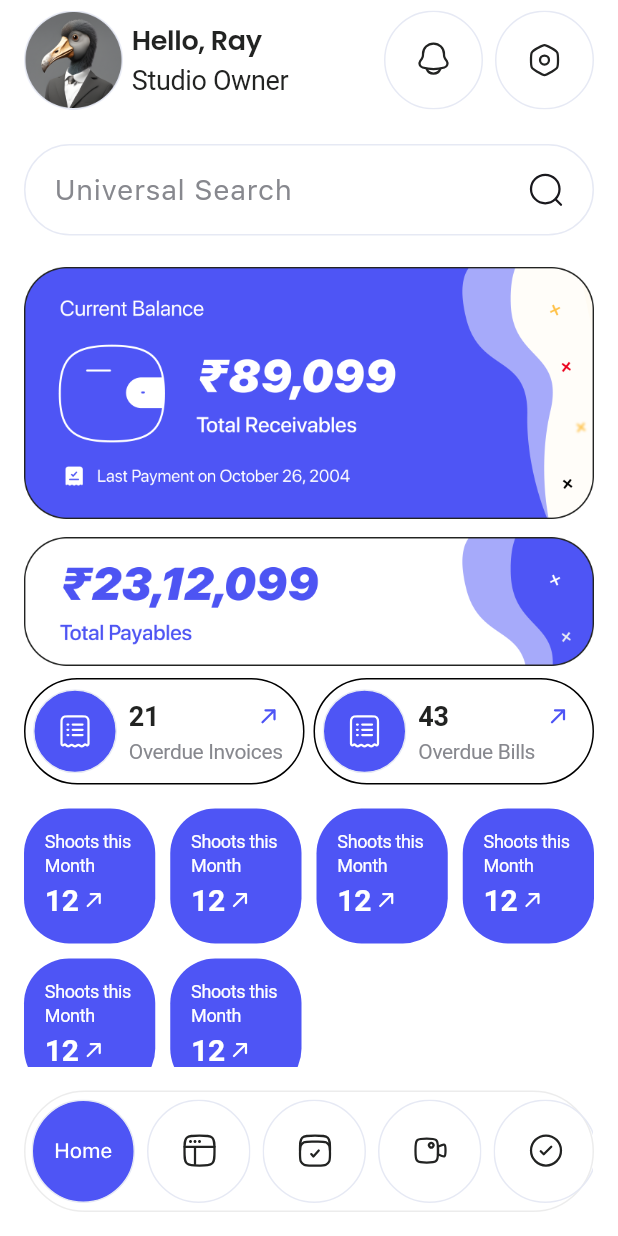
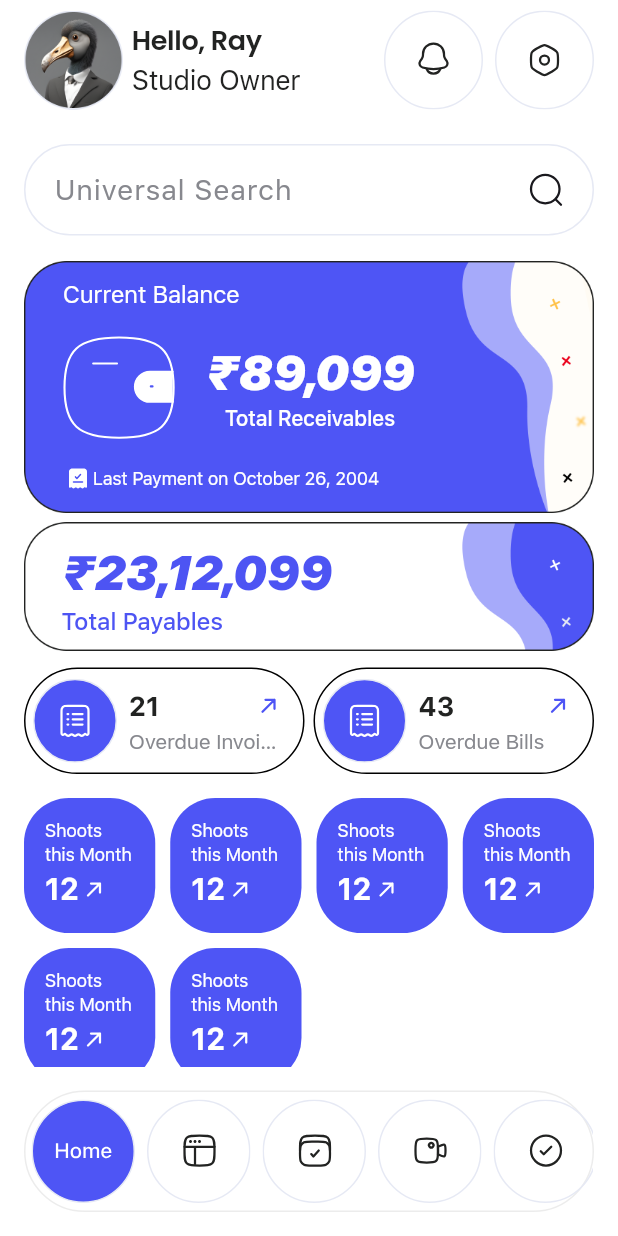
Before and after one commit to KhuntJenish/streamline, a Flutter app: the screen it shows after launch, after a tap on "Next", after a tap on "Sign In", on a phone screen of 412 x 824 dp. Run offline on Flutter 3.47's test engine with Material 3 defaults, Android fonts, the light colour scheme and no system bars; our stand-ins replace flutter_animate, flutter_svg, get, responsive_framework.

Commit message:
refactor:home view card ui updated

```diff
--- a/lib/src/features/options/home/home_screen.dart
+++ b/lib/src/features/options/home/home_screen.dart
@@ -41,16 +41,77 @@
               ),
               gapH12,
               SizedBox(
-                height: 176,
-                child: Image.asset(
-                  AppImages.currentBalanceCard,
+                // height: 176,
+                child: Stack(
+                  children: [
+                    Image.asset(
+                      AppImages.currentBalanceCard,
+                    ),
+                    Column(
+                      crossAxisAlignment: CrossAxisAlignment.start,
+                      children: [
+                        Text(
+                          'Current Balance',
+                          style: context.ts16(color: context.colorScheme.surface)?.regular,
+                        ),
+                        gapH16,
+                        Row(
+                          children: [
+                            SvgPicture.asset(AppIcons.wallet),
+                            gapW16,
+                            gapW4,
+                            Column(
+                              children: [
+                                Text(
+                                  '₹89,099',
+                                  style: context
+                                      .ts32(color: context.colorScheme.surface)
+                                      ?.copyWith(fontFamily: 'SFProDisplay'),
+                                ),
+                                Text(
+                                  'Total Receivables',
+                                  style: context.ts14(color: context.colorScheme.surface)?.medium,
+                                ),
+                              ],
+                            )
+                          ],
+                        ),
+                        gapH16,
+                        Row(
+                          children: [
+                            SvgPicture.asset(AppIcons.billCheck),
+                            Text(
+                              'Last Payment on October 26, 2004',
+                              style: context.ts12(color: context.colorScheme.surface)?.regular,
+                            ),
+                          ],
+                        )
+                      ],
+                    ).paddingSymmetric(horizontal: 26, vertical: 10),
+                  ],
                 ),
               ),
               gapH6,
               SizedBox(
-                height: 90,
-                child: Image.asset(
-                  AppImages.totalPayableCard,
+                child: Stack(
+                  children: [
+                    Image.asset(AppImages.totalPayableCard),
+                    Column(
+                      crossAxisAlignment: CrossAxisAlignment.start,
+                      children: [
+                        Text(
+                          '₹23,12,099',
+                          style: context
+                              .ts32(color: context.colorScheme.onSecondary)
+                              ?.copyWith(fontFamily: 'SFProDisplay'),
+                        ),
+                        Text(
+                          'Total Payables',
+                          style: context.ts16(color: context.colorScheme.onSecondary)?.medium,
+                        ),
+                      ],
+                    ).paddingSymmetric(horizontal: 25, vertical: 13)
+                  ],
                 ),
               ),
               gapH6,
--- a/lib/src/utils/app_assets.dart
+++ b/lib/src/utils/app_assets.dart
@@ -43,6 +43,8 @@
   static const bell = '$iconPath/bell.svg';
   static const calendar = '$iconPath/calendar.svg';
   static const setting = '$iconPath/setting.svg';
+  static const wallet = '$iconPath/wallet.svg';
+  static const billCheck = '$iconPath/bill-check.svg';
 }
 
 class AppNavBarIcons {
--- a/lib/src/utils/app_theme.dart
+++ b/lib/src/utils/app_theme.dart
@@ -10,10 +10,10 @@
       cardColor: Colors.white,
       hintColor: const Color(0xff8CA9C2),
       primaryColor: const Color(0xff4E55F5),
-      indicatorColor: const Color(0xff2490EF),
+      indicatorColor: const Color(0xff4D54F3),
       scaffoldBackgroundColor: Colors.white,
       colorScheme: ColorScheme.fromSeed(
-        seedColor: const Color(0xff2490EF),
+        seedColor: const Color(0xff4D54F3),
         primary: const Color(0xff4E55F5),
         onPrimary: Colors.white,
         surface: Colors.white,
@@ -25,6 +25,7 @@
         outline: const Color(0xff8CA9C2),
         shadow: const Color(0x0f00498a),
         secondary: const Color(0xff87888E),
+        onSecondary: const Color(0xff4D54F3),
       ),
       extensions: const <ThemeExtension<AppColors>>[
         AppColors(
@@ -38,6 +39,7 @@
       textTheme: Theme.of(context).textTheme.apply(
             bodyColor: const Color(0xff222322),
             displayColor: const Color(0xff222322),
+            fontFamily: 'SFProText',
           ),
       bottomSheetTheme: const BottomSheetThemeData(
         showDragHandle: true,
@@ -229,6 +231,8 @@
       .copyWith(fontSize: 20, color: color, letterSpacing: -0.24);
   TextStyle? ts24({Color? color}) =>
       theme.textTheme.titleLarge?.medium.copyWith(fontSize: 24, color: color);
+  TextStyle? ts32({Color? color}) =>
+      theme.textTheme.titleLarge?.medium.copyWith(fontSize: 32, color: color);
 
   Color? get green => theme.extension<AppColors>()?.green;
   Color? get warning => theme.extension<AppColors>()?.warning;
--- a/pubspec.yaml
+++ b/pubspec.yaml
@@ -34,6 +34,7 @@
   flutter_animate: ^4.5.0
   flutter_svg: ^2.0.11
   get: ^4.6.6
+  google_fonts: ^6.2.1
   responsive_framework: ^1.5.1
 
 dev_dependencies:
@@ -98,6 +99,9 @@
           weight: 600
         - asset: assets/fonts/SFProText-Bold.ttf
           weight: 700
-  #
+    - family: SFProDisplay
+      fonts:
+        - asset: assets/fonts/SFProDisplay-Black-Italic.ttf
+
   # For details regarding fonts from package dependencies,
   # see https://flutter.dev/to/font-from-package
```
Also changed, not shown: assets/fonts/SFProDisplay-Black-Italic.ttf (added), assets/icons/bill-check.svg (added), assets/icons/wallet.svg (added), assets/images/current-balance.png, assets/images/total-payable.png, pubspec.lock, 7 other files.
